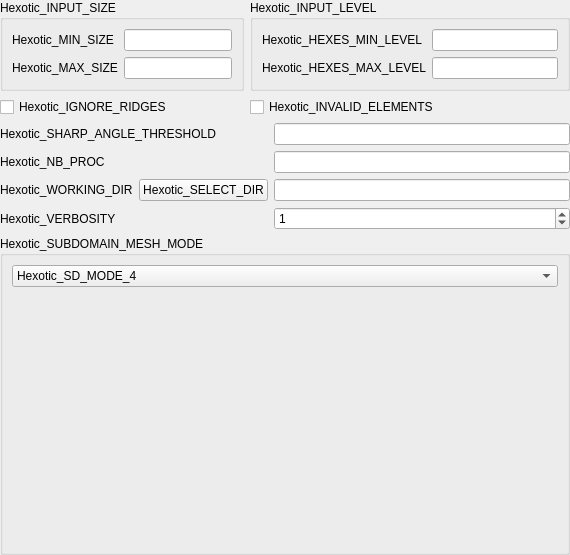
Qt form src/GUI/HexoticPluginGUI_StdWidget_QTD.ui (SalomePlatform/hexoticplugin) before a commit.
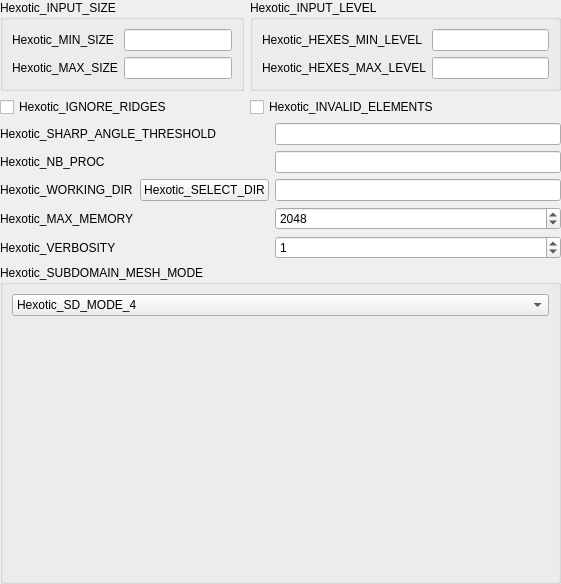
The same form after that commit. Custom widgets are drawn as their Qt base class.

```diff
--- a/src/GUI/HexoticPluginGUI_StdWidget_QTD.ui
+++ b/src/GUI/HexoticPluginGUI_StdWidget_QTD.ui
@@ -2,6 +2,14 @@
 <ui version="4.0">
  <class>HexoticPluginGUI_StdWidget_QTD</class>
  <widget class="QWidget" name="HexoticPluginGUI_StdWidget_QTD">
+  <property name="geometry">
+   <rect>
+    <x>0</x>
+    <y>0</y>
+    <width>561</width>
+    <height>581</height>
+   </rect>
+  </property>
   <layout class="QGridLayout" name="gridLayout">
    <property name="margin">
     <number>0</number>
@@ -114,14 +122,14 @@
    <item row="5" column="3">
     <widget class="QLineEdit" name="myHexoticWorkingDir"/>
    </item>
-   <item row="6" column="0">
+   <item row="7" column="0">
     <widget class="QLabel" name="label_8">
      <property name="text">
       <string>Hexotic_VERBOSITY</string>
      </property>
     </widget>
    </item>
-   <item row="6" column="3">
+   <item row="7" column="3">
     <widget class="QSpinBox" name="myHexoticVerbosity">
      <property name="maximum">
       <number>2</number>
@@ -131,7 +139,7 @@
      </property>
     </widget>
    </item>
-   <item row="7" column="0" colspan="4">
+   <item row="8" column="0" colspan="4">
     <widget class="QGroupBox" name="groupBox">
      <property name="title">
       <string>Hexotic_SUBDOMAIN_MESH_MODE</string>
@@ -199,6 +207,26 @@
      </property>
     </widget>
    </item>
+   <item row="6" column="0">
+    <widget class="QLabel" name="label_9">
+     <property name="text">
+      <string>Hexotic_MAX_MEMORY</string>
+     </property>
+    </widget>
+   </item>
+   <item row="6" column="3">
+    <widget class="QSpinBox" name="myHexoticMaxMemory">
+     <property name="maximum">
+      <number>99999</number>
+     </property>
+     <property name="singleStep">
+      <number>128</number>
+     </property>
+     <property name="value">
+      <number>2048</number>
+     </property>
+    </widget>
+   </item>
   </layout>
  </widget>
  <customwidgets>
```
Left out of the diff: 6 changed lines with no effect on the pictures.
